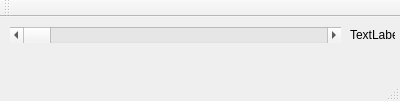
Qt form mainwindow.ui (ThKattanek/lan64usb) before a commit.
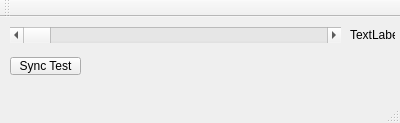
The same form after that commit.

What changed in the file:
```diff
--- a/mainwindow.ui
+++ b/mainwindow.ui
@@ -7,7 +7,7 @@
     <x>0</x>
     <y>0</y>
     <width>400</width>
-    <height>101</height>
+    <height>123</height>
    </rect>
   </property>
   <property name="windowTitle">
@@ -43,6 +43,19 @@
      <string>TextLabel</string>
     </property>
    </widget>
+   <widget class="QPushButton" name="pushButton">
+    <property name="geometry">
+     <rect>
+      <x>10</x>
+      <y>40</y>
+      <width>71</width>
+      <height>18</height>
+     </rect>
+    </property>
+    <property name="text">
+     <string>Sync Test</string>
+    </property>
+   </widget>
   </widget>
   <widget class="QMenuBar" name="menuBar">
    <property name="geometry">
```
Left out of the diff: 2 changed lines with no effect on the pictures.
